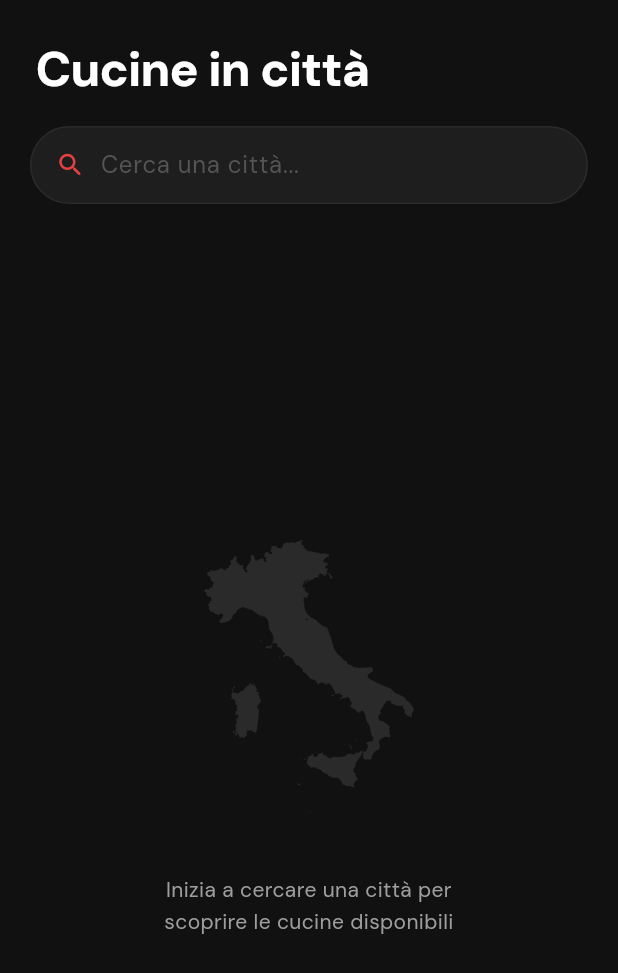
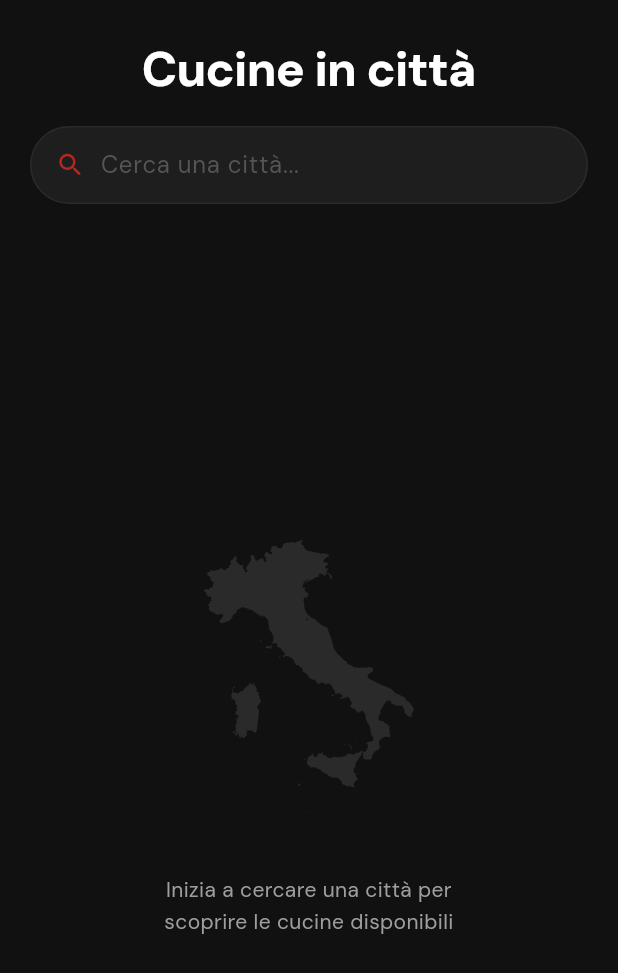
Before and after one commit to whyKVD/cucine_in_citta, a Flutter app: the screen it shows after launch, on a phone screen of 412 x 824 dp. Shown: the top 973 px of the screen. Run offline on Flutter 3.47's test engine with Material 3 defaults, Android fonts, the phone set to English and light mode, and no system bars; our stand-ins replace cached_network_image, equatable, flutter_bloc, flutter_svg, google_fonts, rxdart.

Commit message:
style: Centered the title and added underline to city name

```diff
--- a/lib/presentation/app_theme.dart
+++ b/lib/presentation/app_theme.dart
@@ -7,7 +7,7 @@ class AppColors {
   static const background = Color(0xFF111111);
   static const surface = Color(0xFF1E1E1E);
   static const surfaceAlt = Color(0xFF252525);
-  static const accent = Color(0xFFE84040);
+  static const accent = Color(0xFFB32821);
   static const textPrimary = Color(0xFFFFFFFF);
   static const textSecondary = Color(0xFF9E9E9E);
   static const textMuted = Color(0xFF555555);
--- a/lib/presentation/pages/home_page.dart
+++ b/lib/presentation/pages/home_page.dart
@@ -38,6 +38,7 @@ class HomePage extends StatelessWidget {
 
 class _SearchView extends StatelessWidget {
   final CityState state;
+
   const _SearchView({super.key, required this.state});
 
   @override
@@ -47,15 +48,16 @@ class _SearchView extends StatelessWidget {
     return Column(
       crossAxisAlignment: CrossAxisAlignment.start,
       children: [
-        Padding(
-          padding: const EdgeInsets.fromLTRB(24, 28, 24, 0),
-          child: Text(
-            'Cucine in città',
-            style: Theme.of(context).textTheme.displayLarge,
+        Center(
+          child: Padding(
+            padding: const EdgeInsets.fromLTRB(24, 28, 24, 0),
+            child: Text(
+              'Cucine in città',
+              style: Theme.of(context).textTheme.displayLarge,
+            ),
           ),
         ),
         const SizedBox(height: 20),
-
         Padding(
           padding: const EdgeInsets.symmetric(horizontal: 20),
           child: SearchBarWidget(
@@ -64,7 +66,6 @@ class _SearchView extends StatelessWidget {
           ),
         ),
         const SizedBox(height: 16),
-
         Expanded(child: _buildBody(context, state, bloc)),
       ],
     );
@@ -150,6 +151,7 @@ class _SearchView extends StatelessWidget {
 
 class _CuisinesView extends StatelessWidget {
   final CityState state;
+
   const _CuisinesView({super.key, required this.state});
 
   @override
@@ -160,7 +162,6 @@ class _CuisinesView extends StatelessWidget {
     return Column(
       crossAxisAlignment: CrossAxisAlignment.start,
       children: [
-        // ── Back button ────────────────────────────────────────
         GestureDetector(
           onTap: () => bloc.add(const BackToSearch()),
           child: const Padding(
@@ -168,21 +169,23 @@ class _CuisinesView extends StatelessWidget {
             child: Row(
               mainAxisSize: MainAxisSize.min,
               children: [
-                Icon(Icons.arrow_back_rounded, color: AppColors.accent, size: 22),
+                Icon(Icons.arrow_back_rounded,
+                    color: AppColors.accent, size: 22),
               ],
             ),
           ),
         ),
         const SizedBox(height: 12),
-
-        // ── City header ────────────────────────────────────────
         Padding(
           padding: const EdgeInsets.symmetric(horizontal: 24),
           child: Column(
             crossAxisAlignment: CrossAxisAlignment.start,
             children: [
               Text(city.mainText,
-                  style: Theme.of(context).textTheme.displayLarge),
+                  style: Theme.of(context).textTheme.displayLarge?.copyWith(
+                      decoration: TextDecoration.underline,
+                      decorationColor: AppColors.accent,
+                      decorationThickness: 2.0)),
               const SizedBox(height: 2),
               if (city.secondaryText.isNotEmpty)
                 Text(
@@ -196,8 +199,6 @@ class _CuisinesView extends StatelessWidget {
           ),
         ),
         const SizedBox(height: 16),
-
-        // ── Cuisine count / body ───────────────────────────────
         Expanded(child: _buildCuisineBody(context, state, bloc)),
       ],
     );
@@ -293,6 +294,7 @@ class _IdleState extends StatelessWidget {
 
 class _NoResults extends StatelessWidget {
   final String term;
+
   const _NoResults({required this.term});
 
   @override
```
